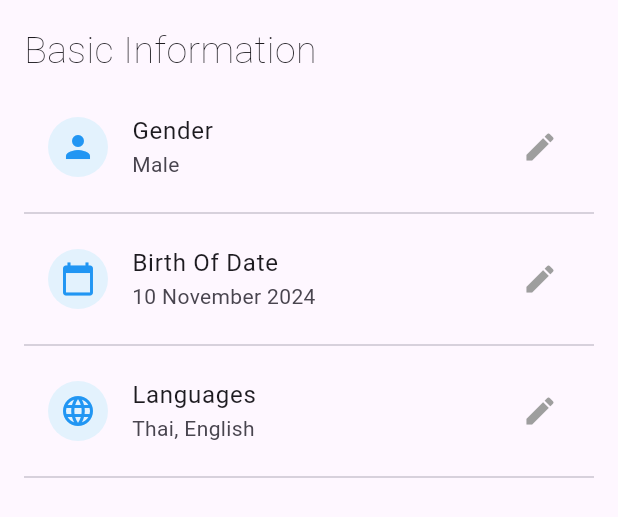
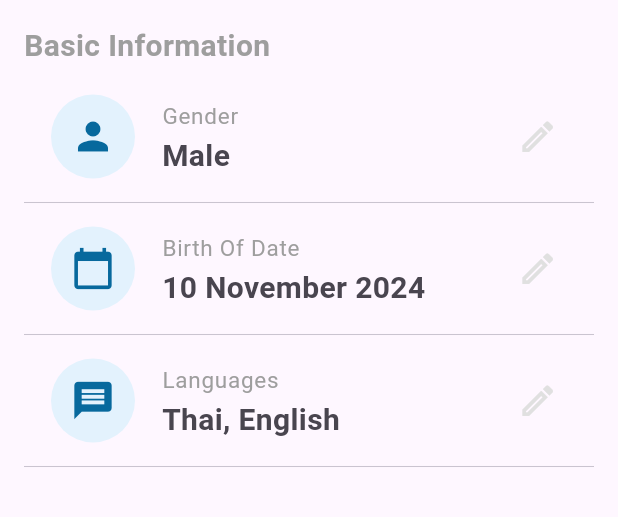
Before and after one commit to BooPassakorn/flutter_homework, a Flutter app: the AboutSection widget shown alone on an empty page, opened directly, on a phone screen of 412 x 824 dp. Shown: the top 517 px of the screen. Run offline on Flutter 3.47's test engine with Material 3 defaults, Android fonts, the phone set to English and light mode, and no system bars; our stand-ins replace flutter_svg, get, google_fonts, lottie.

Commit message:
Edit About information

```diff
--- a/lib/src/pages/profile/profile_page.dart
+++ b/lib/src/pages/profile/profile_page.dart
@@ -71,7 +71,7 @@
                     backgroundColor: Colors.white,
                     foregroundColor: Colors.blue,
                     elevation: 0,
-                    side: BorderSide(color: Colors.grey.shade400),
+                    side: BorderSide(color: Colors.grey.shade300),
                     shape: RoundedRectangleBorder(
                       borderRadius: BorderRadius.circular(10),
                     ),
@@ -171,18 +171,18 @@
   Widget build(BuildContext context) {
     return SingleChildScrollView(
       child: Padding(
-        padding: const EdgeInsets.all(16.0),
+        padding: EdgeInsets.all(16.0),
         child: Column(
           crossAxisAlignment: CrossAxisAlignment.start,
           children: [
-            const Text("Basic Information", style: TextStyle(fontWeight: FontWeight.w200, fontSize: 25)),
-            const SizedBox(height: 10),
+            Text("Basic Information", style: TextStyle(fontWeight: FontWeight.bold, fontSize: 20, color: Colors.grey)),
+            SizedBox(height: 10),
             _infoTile(Icons.person, "Gender", "Male"),
-            Divider(),
+            Divider(thickness: 0.7,),
             _infoTile(Icons.calendar_today, "Birth Of Date", "10 November 2024"),
-            Divider(),
-            _infoTile(Icons.language, "Languages", "Thai, English"),
-            Divider(),
+            Divider(thickness: 0.7,),
+            _infoTile(Icons.message, "Languages", "Thai, English"),
+            Divider(thickness: 0.7,),
           ],
         ),
       ),
@@ -192,12 +192,13 @@
   Widget _infoTile(IconData icon, String title, String subtitle) {
     return ListTile(
       leading: CircleAvatar(
+        radius: 30,
         backgroundColor: Colors.blue.shade50,
-        child: Icon(icon, color: Colors.blue),
+        child: Icon(icon, color: Color(0xff07699d), size: 30,),
       ),
-      title: Text(title),
-      subtitle: Text(subtitle),
-      trailing: Icon(Icons.edit, color: Colors.grey),
+      title: Text(title, style: TextStyle(fontSize: 15, fontWeight:FontWeight.w400, color: Colors.grey),),
+      subtitle: Text(subtitle, style: TextStyle(fontSize: 20, fontWeight: FontWeight.w600),),
+      trailing: Icon(Icons.edit_outlined, color: Colors.grey[300], size: 27,),
     );
   }
 }
```
